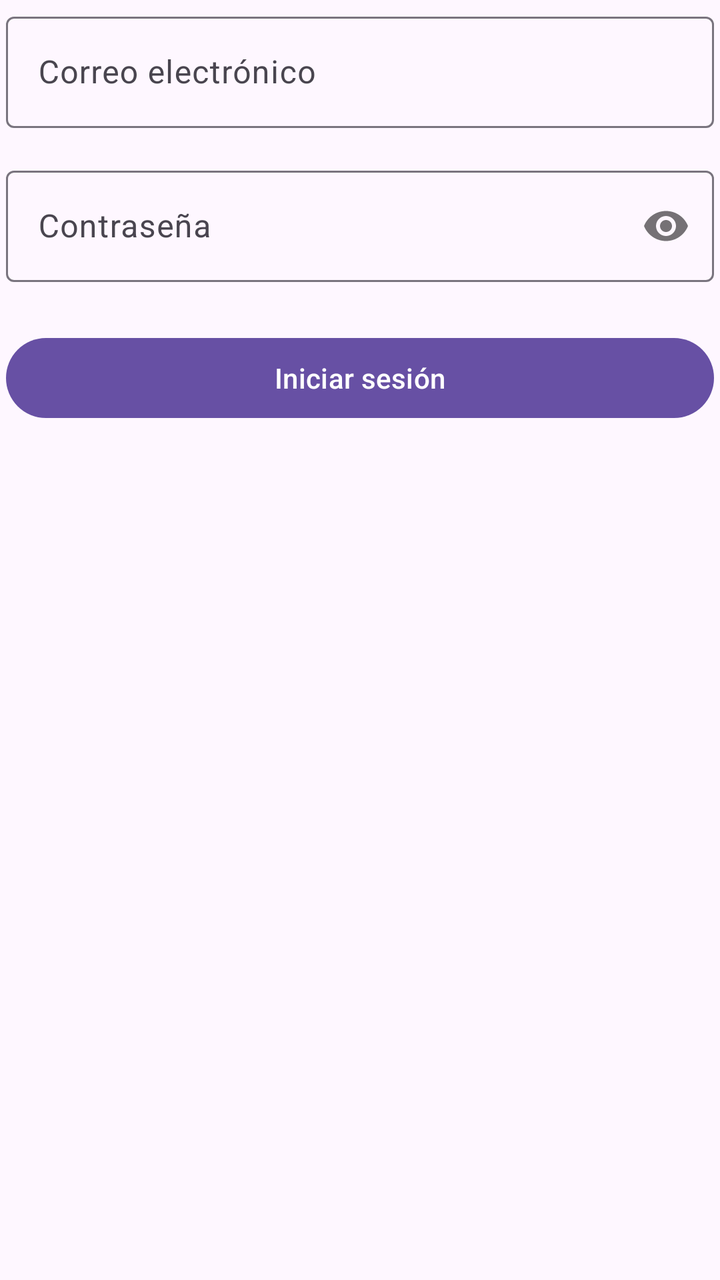
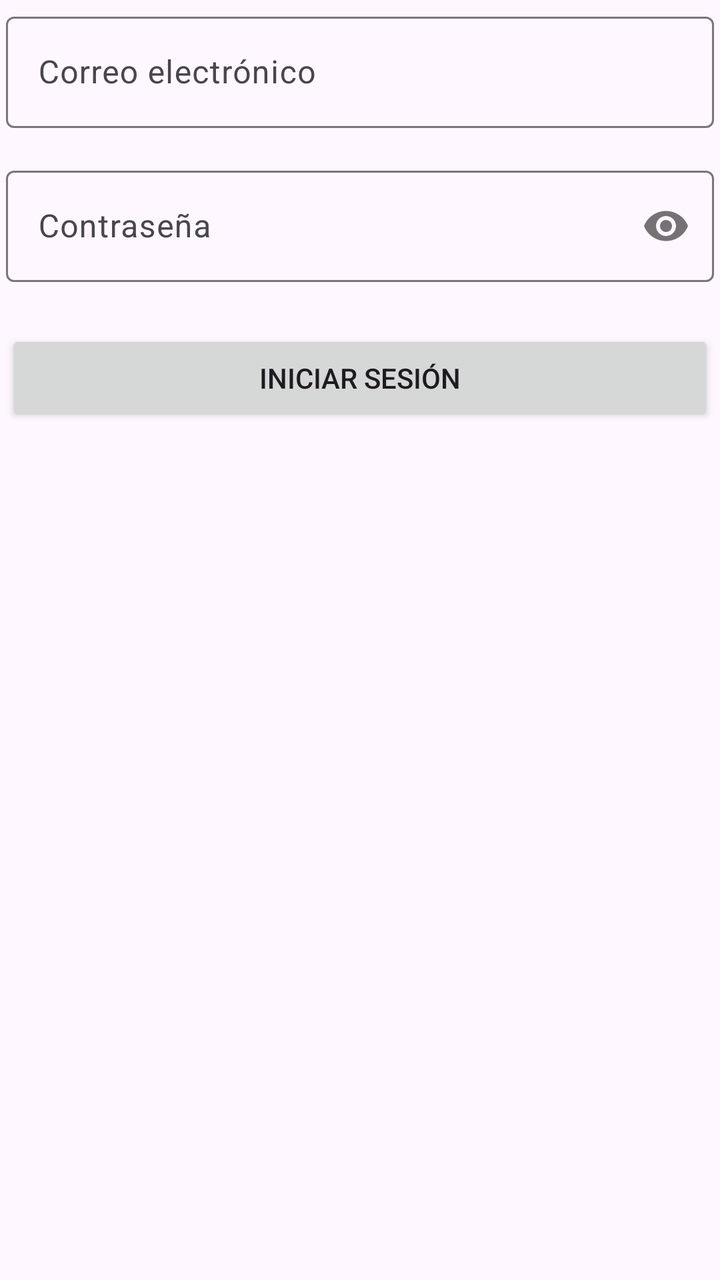

Two renders of the same Android screen: before a commit and after it. Below are the layout's source before the change and the commit's diff.
<!-- AndroidManifest.xml: application theme Theme.ActiveGym -->
<!-- res/layout/fragment_login.xml -->
<?xml version="1.0" encoding="utf-8"?>
<androidx.constraintlayout.widget.ConstraintLayout
    xmlns:android="http://schemas.android.com/apk/res/android"
    xmlns:app="http://schemas.android.com/apk/res-auto"
    android:layout_width="match_parent"
    android:layout_height="match_parent"
    android:padding="3dp">

    
    <com.google.android.material.textfield.TextInputLayout
        android:id="@+id/tilEmail"
        android:layout_width="0dp"
        android:layout_height="wrap_content"
        android:hint="Correo electrónico"
        app:layout_constraintTop_toTopOf="parent"
        app:layout_constraintStart_toStartOf="parent"
        app:layout_constraintEnd_toEndOf="parent">

        <com.google.android.material.textfield.TextInputEditText
            android:id="@+id/etEmail"
            android:layout_width="match_parent"
            android:layout_height="wrap_content"
            android:inputType="textEmailAddress"/>
    </com.google.android.material.textfield.TextInputLayout>

    
    <com.google.android.material.textfield.TextInputLayout
        android:id="@+id/tilPassword"
        android:layout_width="0dp"
        android:layout_height="wrap_content"
        android:hint="Contraseña"
        app:passwordToggleEnabled="true"
        app:layout_constraintTop_toBottomOf="@id/tilEmail"
        app:layout_constraintStart_toStartOf="parent"
        app:layout_constraintEnd_toEndOf="parent"
        android:layout_marginTop="16dp">

        <com.google.android.material.textfield.TextInputEditText
            android:id="@+id/etPassword"
            android:layout_width="match_parent"
            android:layout_height="wrap_content"
            android:inputType="textPassword"/>
    </com.google.android.material.textfield.TextInputLayout>

    
    <com.google.android.material.button.MaterialButton
        android:id="@+id/btnLogin"
        android:layout_width="0dp"
        android:layout_height="wrap_content"
        android:text="Iniciar sesión"
        app:layout_constraintTop_toBottomOf="@id/tilPassword"
        app:layout_constraintStart_toStartOf="parent"
        app:layout_constraintEnd_toEndOf="parent"
        android:layout_marginTop="24dp"/>


</androidx.constraintlayout.widget.ConstraintLayout>
<!-- resources referenced by this layout -->
<resources>
  <style name="Theme.ActiveGym" parent="Base.Theme.ActiveGym" />
  <style name="Base.Theme.ActiveGym" parent="Theme.Material3.DayNight.NoActionBar">
          
          
      </style>
</resources>

<!-- the commit's change to res/layout/fragment_login.xml (unified diff, before → after) -->
@@ -43,7 +43,7 @@
     </com.google.android.material.textfield.TextInputLayout>
 
     
-    <com.google.android.material.button.MaterialButton
+    <Button
         android:id="@+id/btnLogin"
         android:layout_width="0dp"
         android:layout_height="wrap_content"
